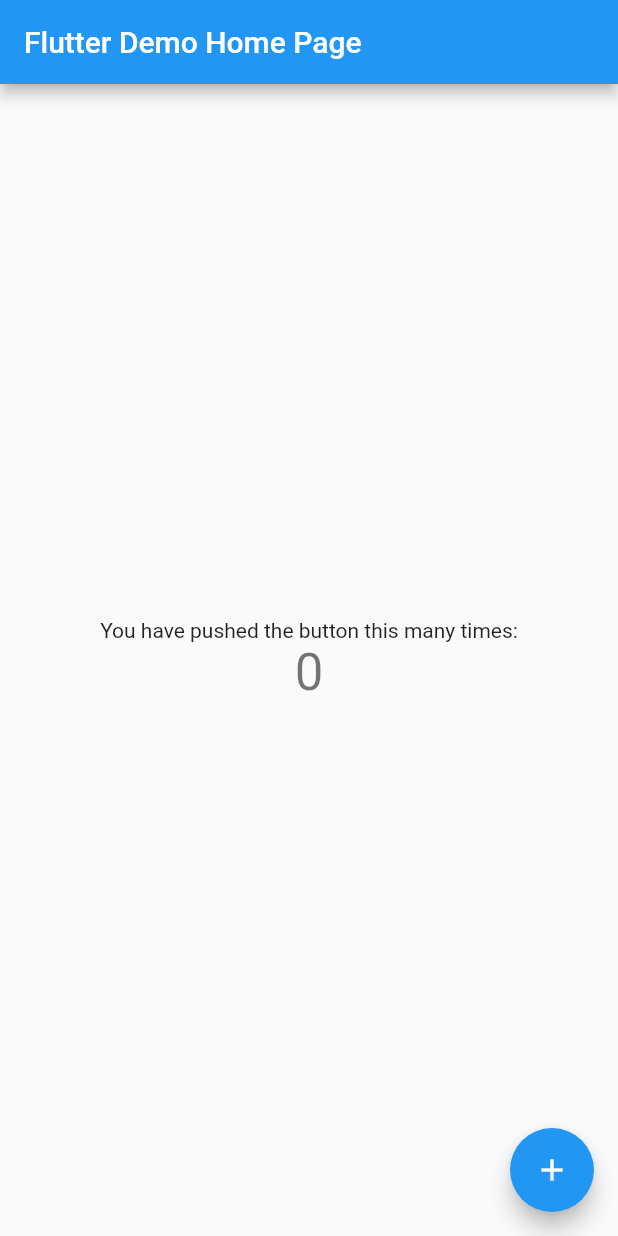
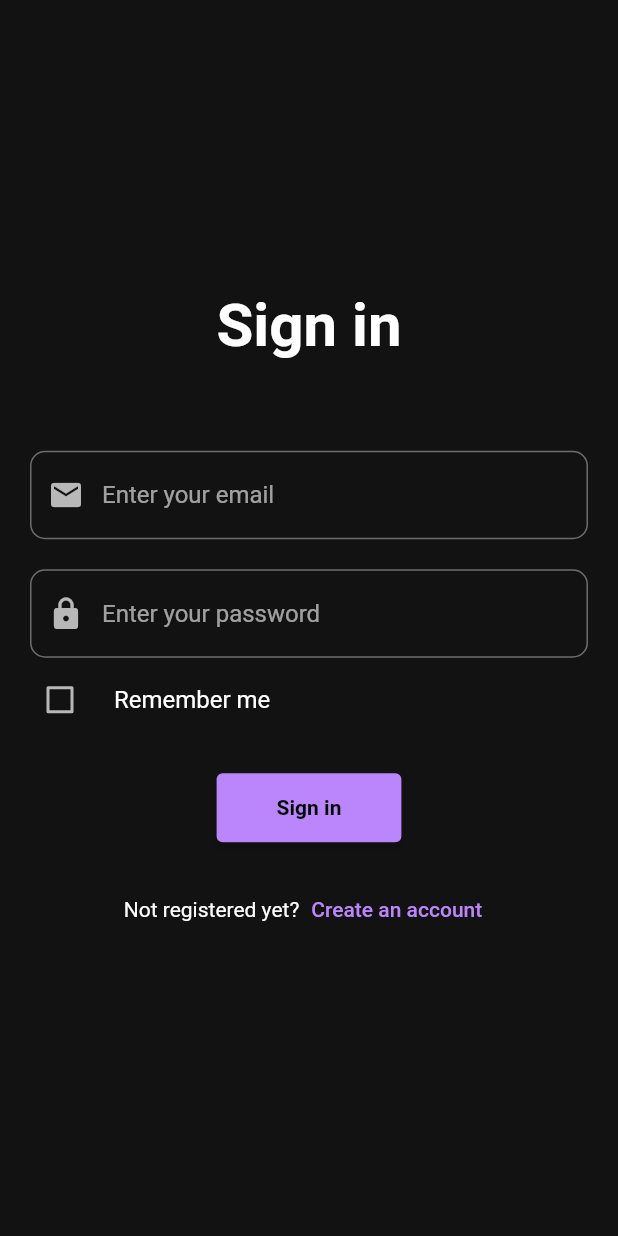
Before and after one commit to AnghelAndrei28/Delloite_Hack, a Flutter app: the screen it shows after launch, on a phone screen of 412 x 824 dp. Run offline on Flutter 3.47's test engine with Material 2 defaults, Android fonts, the phone set to English and light mode, and no system bars; our stand-ins replace email_validator.

Commit message:
Front-end Login and Register

```diff
--- /dev/null
+++ b/lib/login_screen.dart
@@ -0,0 +1,133 @@
+import 'package:email_validator/email_validator.dart';
+import 'package:flutter/material.dart';
+
+import 'register_screen.dart';
+
+class LoginPage extends StatefulWidget {
+  const LoginPage({Key? key, required this.title}) : super(key: key);
+  final String title;
+
+  @override
+  State<LoginPage> createState() => _LoginPageState();
+}
+
+class _LoginPageState extends State<LoginPage> {
+  final _formKey = GlobalKey<FormState>();
+  var rememberValue = false;
+
+  @override
+  Widget build(BuildContext context) {
+    return Scaffold(
+      backgroundColor: Theme.of(context).colorScheme.background,
+      body: Container(
+        padding: const EdgeInsets.all(20),
+        child: Column(
+          mainAxisAlignment: MainAxisAlignment.center,
+          crossAxisAlignment: CrossAxisAlignment.center,
+          children: <Widget>[
+            const Text(
+              'Sign in',
+              style: TextStyle(
+                fontWeight: FontWeight.bold,
+                fontSize: 40,
+              ),
+            ),
+            const SizedBox(
+              height: 60,
+            ),
+            Form(
+              key: _formKey,
+              child: Column(
+                children: [
+                  TextFormField(
+                    validator: (value) => EmailValidator.validate(value!)
+                        ? null
+                        : 'Invalid email address',
+                    maxLines: 1,
+                    decoration: InputDecoration(
+                      hintText: 'Enter your email',
+                      prefixIcon  : const Icon(Icons.email),
+                      border: OutlineInputBorder(
+                        borderRadius: BorderRadius.circular(10),
+                      ),
+                    ),
+                  ),
+                  const SizedBox(
+                    height: 20,
+                  ),
+                  TextFormField(
+                    validator: (value) {
+                      if (value == null || value.isEmpty) {
+                        return 'Please enter your password';
+                      }
+                      return null;
+                    },
+                    maxLines: 1,
+                    obscureText: true,
+                    decoration: InputDecoration(
+                      prefixIcon: const Icon(Icons.lock),
+                      hintText: 'Enter your password',
+                      border: OutlineInputBorder(
+                        borderRadius: BorderRadius.circular(10),
+                      ),
+                    ),
+                  ),
+                  CheckboxListTile(
+                    title: const Text("Remember me"),
+                    contentPadding: EdgeInsets.zero,
+                    value: rememberValue,
+                    activeColor: Theme.of(context).colorScheme.primary,
+                    onChanged: (newValue) {
+                      setState(() {
+                        rememberValue = newValue!;
+                      });
+                    },
+                    controlAffinity: ListTileControlAffinity.leading,
+                  ),
+                  const SizedBox(
+                    height: 20,
+                  ),
+                  ElevatedButton(
+                    onPressed: () {
+                      if (_formKey.currentState!.validate()) {}
+                    },
+                    style: ElevatedButton.styleFrom(
+                      padding: const EdgeInsets.fromLTRB(40, 15, 40, 15),
+                    ),
+                    child: const Text(
+                      'Sign in',
+                      style: TextStyle(
+                        fontWeight: FontWeight.bold,
+                      ),
+                    ),
+                  ),
+                  const SizedBox(
+                    height: 20,
+                  ),
+                  Row(
+                    mainAxisAlignment: MainAxisAlignment.center,
+                    children: [
+                      const Text('Not registered yet?'),
+                      TextButton(
+                        onPressed: () {
+                          Navigator.pushReplacement(
+                            context,
+                            MaterialPageRoute(
+                              builder: (context) =>
+                              const RegisterPage(title: 'Register UI'),
+                            ),
+                          );
+                        },
+                        child: const Text('Create an account'),
+                      ),
+                    ],
+                  ),
+                ],
+              ),
+            )
+          ],
+        ),
+      ),
+    );
+  }
+}
--- a/lib/main.dart
+++ b/lib/main.dart
@@ -1,8 +1,24 @@
 import 'package:flutter/material.dart';
+
+import 'login_screen.dart';
 
 void main() {
   runApp(const MyApp());
 }
+
+ColorScheme defaultColorScheme = const ColorScheme(
+  primary: Color(0xffBB86FC),
+  secondary: Color(0xff03DAC6),
+  surface: Color(0xff181818),
+  background: Color(0xff121212),
+  error: Color(0xffCF6679),
+  onPrimary: Color(0xff000000),
+  onSecondary: Color(0xff000000),
+  onSurface: Color(0xffffffff),
+  onBackground: Color(0xffffffff),
+  onError: Color(0xff000000),
+  brightness: Brightness.dark,
+);
 
 class MyApp extends StatelessWidget {
   const MyApp({Key? key}) : super(key: key);
@@ -13,103 +29,10 @@
     return MaterialApp(
       title: 'Flutter Demo',
       theme: ThemeData(
-        // This is the theme of your application.
-        //
-        // Try running your application with "flutter run". You'll see the
-        // application has a blue toolbar. Then, without quitting the app, try
-        // changing the primarySwatch below to Colors.green and then invoke
-        // "hot reload" (press "r" in the console where you ran "flutter run",
-        // or simply save your changes to "hot reload" in a Flutter IDE).
-        // Notice that the counter didn't reset back to zero; the application
-        // is not restarted.
+        colorScheme: defaultColorScheme,
         primarySwatch: Colors.blue,
       ),
-      home: const MyHomePage(title: 'Flutter Demo Home Page'),
+      home: const LoginPage(title: 'Login UI'),
     );
   }
 }
-
-class MyHomePage extends StatefulWidget {
-  const MyHomePage({Key? key, required this.title}) : super(key: key);
-
-  // This widget is the home page of your application. It is stateful, meaning
-  // that it has a State object (defined below) that contains fields that affect
-  // how it looks.
-
-  // This class is the configuration for the state. It holds the values (in this
-  // case the title) provided by the parent (in this case the App widget) and
-  // used by the build method of the State. Fields in a Widget subclass are
-  // always marked "final".
-
-  final String title;
-
-  @override
-  State<MyHomePage> createState() => _MyHomePageState();
-}
-
-class _MyHomePageState extends State<MyHomePage> {
-  int _counter = 0;
-
-  void _incrementCounter() {
-    setState(() {
-      // This call to setState tells the Flutter framework that something has
-      // changed in this State, which causes it to rerun the build method below
-      // so that the display can reflect the updated values. If we changed
-      // _counter without calling setState(), then the build method would not be
-      // called again, and so nothing would appear to happen.
-      _counter++;
-    });
-  }
-
-  @override
-  Widget build(BuildContext context) {
-    // This method is rerun every time setState is called, for instance as done
-    // by the _incrementCounter method above.
-    //
-    // The Flutter framework has been optimized to make rerunning build methods
-    // fast, so that you can just rebuild anything that needs updating rather
-    // than having to individually change instances of widgets.
-    return Scaffold(
-      appBar: AppBar(
-        // Here we take the value from the MyHomePage object that was created by
-        // the App.build method, and use it to set our appbar title.
-        title: Text(widget.title),
-      ),
-      body: Center(
-        // Center is a layout widget. It takes a single child and positions it
-        // in the middle of the parent.
-        child: Column(
-          // Column is also a layout widget. It takes a list of children and
-          // arranges them vertically. By default, it sizes itself to fit its
-          // children horizontally, and tries to be as tall as its parent.
-          //
-          // Invoke "debug painting" (press "p" in the console, choose the
-          // "Toggle Debug Paint" action from the Flutter Inspector in Android
-          // Studio, or the "Toggle Debug Paint" command in Visual Studio Code)
-          // to see the wireframe for each widget.
-          //
-          // Column has various properties to control how it sizes itself and
-          // how it positions its children. Here we use mainAxisAlignment to
-          // center the children vertically; the main axis here is the vertical
-          // axis because Columns are vertical (the cross axis would be
-          // horizontal).
-          mainAxisAlignment: MainAxisAlignment.center,
-          children: <Widget>[
-            const Text(
-              'You have pushed the button this many times:',
-            ),
-            Text(
-              '$_counter',
-              style: Theme.of(context).textTheme.headline4,
-            ),
-          ],
-        ),
-      ),
-      floatingActionButton: FloatingActionButton(
-        onPressed: _incrementCounter,
-        tooltip: 'Increment',
-        child: const Icon(Icons.add),
-      ), // This trailing comma makes auto-formatting nicer for build methods.
-    );
-  }
-}
```
Also changed, not shown: lib/register_screen.dart (added, +155 -0 lines), pubspec.yaml (+4 -3 lines), pubspec.lock.
